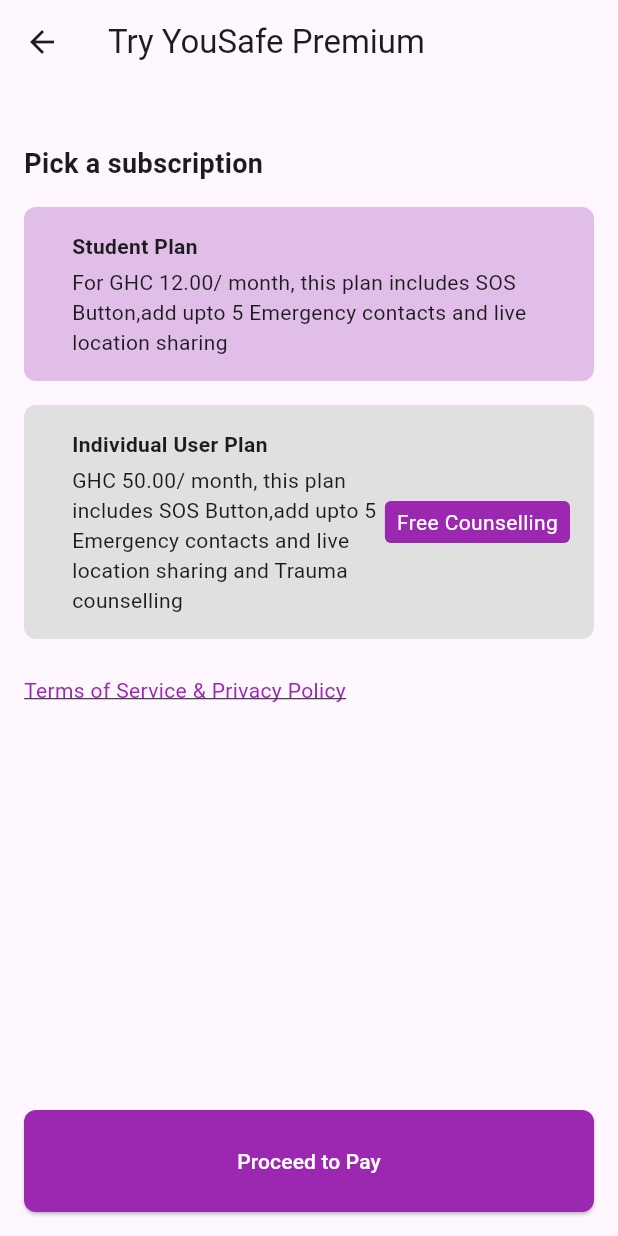
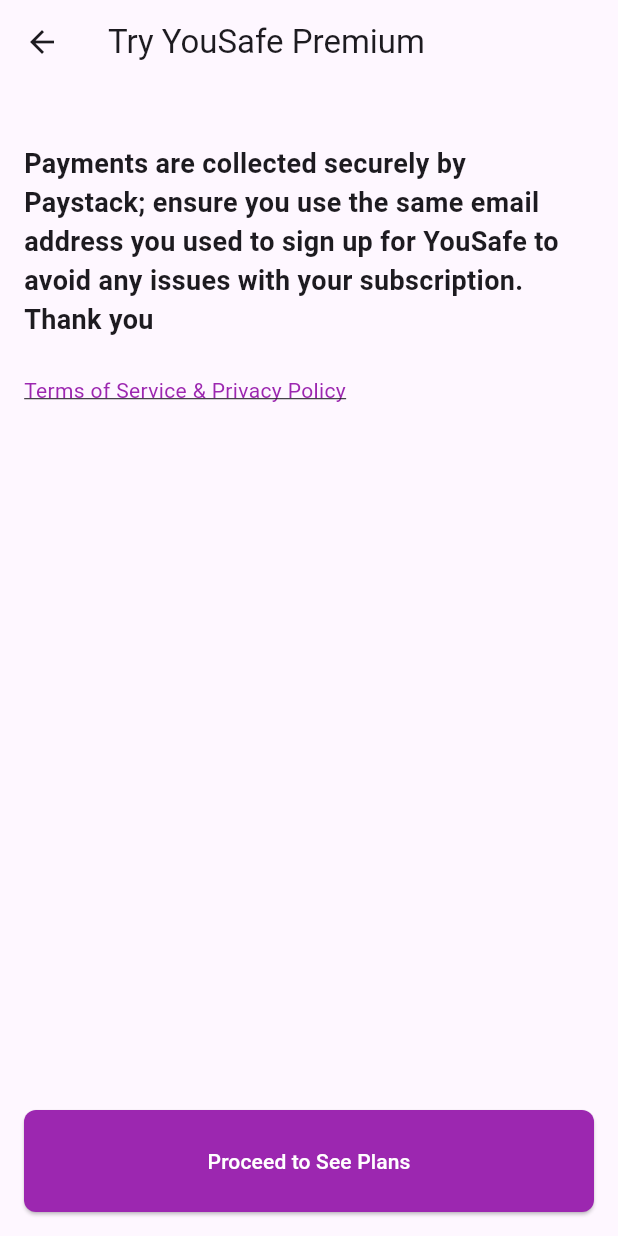
Before and after one commit to Supernova-HQ/yousafe_production, a Flutter app: the PaymentsPage screen opened by its route, on a phone screen of 412 x 824 dp. Run offline on Flutter 3.47's test engine with Material 3 defaults, Android fonts, the phone set to English and light mode, and no system bars; our stand-ins replace contacts_service, flutter_secure_storage, google_maps_flutter, google_sign_in, location, lottie and 2 more; missing offline and left inert: flutter_background, flutter_inappwebview, flutter_paystack, shake; accounts and stored records are empty.

Commit message:
modify payments page to add disclaimer

```diff
--- a/lib/screens/pages/payments_page.dart
+++ b/lib/screens/pages/payments_page.dart
@@ -33,42 +33,11 @@
             // ),
             SizedBox(height: 24),
             Text(
-              'Pick a subscription',
+              'Payments are collected securely by Paystack; ensure you use the same email address you used to sign up for YouSafe to avoid any issues with your subscription. Thank you',
               style: TextStyle(fontSize: 18, fontWeight: FontWeight.bold),
             ),
-            SizedBox(height: 16),
-            GestureDetector(
-              onTap: () {
-                setState(() {
-                  _selectedSubscription = 'Annual - 2 Months free';
-                });
-              },
-              child: _buildSubscriptionOption(
-                'Student Plan',
-                '\For GHC 12.00/ month, this plan includes SOS Button,add upto 5 Emergency contacts and live location sharing',
-                '',
-                _selectedSubscription == 'Annual - 2 Months free'
-                    ? Colors.purple[100]!
-                    : Colors.grey[300]!,
-              ),
-            ),
-            SizedBox(height: 16),
-            GestureDetector(
-              onTap: () {
-                setState(() {
-                  _selectedSubscription = 'Monthly - 2 weeks free';
-                });
-              },
-              child: _buildSubscriptionOption(
-                'Individual User Plan',
-                '\GHC 50.00/ month, this plan includes SOS Button,add upto 5 Emergency contacts and live location sharing and Trauma counselling',
-                'Free Counselling',
-                _selectedSubscription == 'Monthly - 2 weeks free'
-                    ? Colors.purple[100]!
-                    : Colors.grey[300]!,
-              ),
-            ),
             SizedBox(height: 24),
+
             Text(
               'Terms of Service & Privacy Policy',
               style: TextStyle(
@@ -86,7 +55,7 @@
                 },
                 child: Padding(
                   padding: const EdgeInsets.all(8.0),
-                  child: Text('Proceed to Pay',
+                  child: Text('Proceed to See Plans',
                       style: TextStyle(color: Colors.white)),
                 ),
                 style: ElevatedButton.styleFrom(
```
